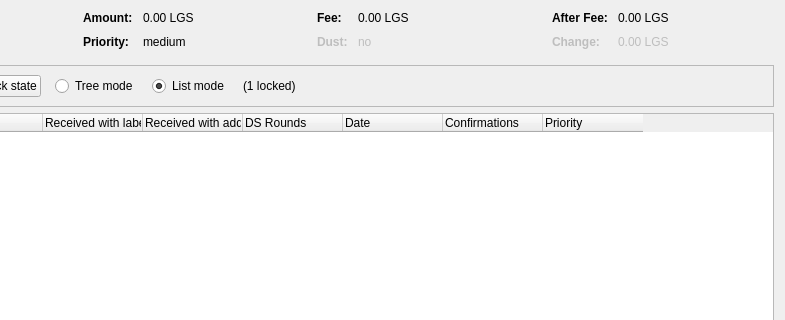
This is src/qt/forms/coincontroldialog.ui in forkcoin01/ValinorCoinmn as Qt 5 draws it before an edit; both pictures show x 169 to 954 and y 0 to 320 of the 954 by 500 pixel window. The edited form follows.
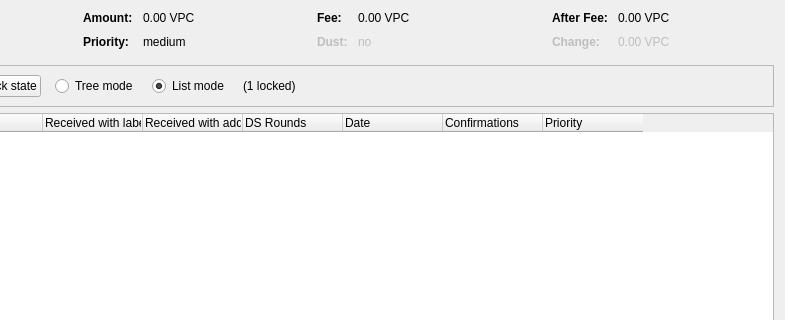
This is the edited form. Custom widgets are drawn as their Qt base class.

The edit to the form file:
```diff
--- a/src/qt/forms/coincontroldialog.ui
+++ b/src/qt/forms/coincontroldialog.ui
@@ -132,7 +132,7 @@
           <enum>Qt::ActionsContextMenu</enum>
          </property>
          <property name="text">
-          <string notr="true">0.00 LGS</string>
+          <string notr="true">0.00 VPC</string>
          </property>
          <property name="textInteractionFlags">
           <set>Qt::LinksAccessibleByMouse|Qt::TextSelectableByKeyboard|Qt::TextSelectableByMouse</set>
@@ -206,7 +206,7 @@
           <enum>Qt::ActionsContextMenu</enum>
          </property>
          <property name="text">
-          <string notr="true">0.00 LGS</string>
+          <string notr="true">0.00 VPC</string>
          </property>
          <property name="textInteractionFlags">
           <set>Qt::LinksAccessibleByMouse|Qt::TextSelectableByKeyboard|Qt::TextSelectableByMouse</set>
@@ -286,7 +286,7 @@
           <enum>Qt::ActionsContextMenu</enum>
          </property>
          <property name="text">
-          <string notr="true">0.00 LGS</string>
+          <string notr="true">0.00 VPC</string>
          </property>
          <property name="textInteractionFlags">
           <set>Qt::LinksAccessibleByMouse|Qt::TextSelectableByKeyboard|Qt::TextSelectableByMouse</set>
@@ -321,7 +321,7 @@
           <enum>Qt::ActionsContextMenu</enum>
          </property>
          <property name="text">
-          <string notr="true">0.00 LGS</string>
+          <string notr="true">0.00 VPC</string>
          </property>
          <property name="textInteractionFlags">
           <set>Qt::LinksAccessibleByMouse|Qt::TextSelectableByKeyboard|Qt::TextSelectableByMouse</set>
```
